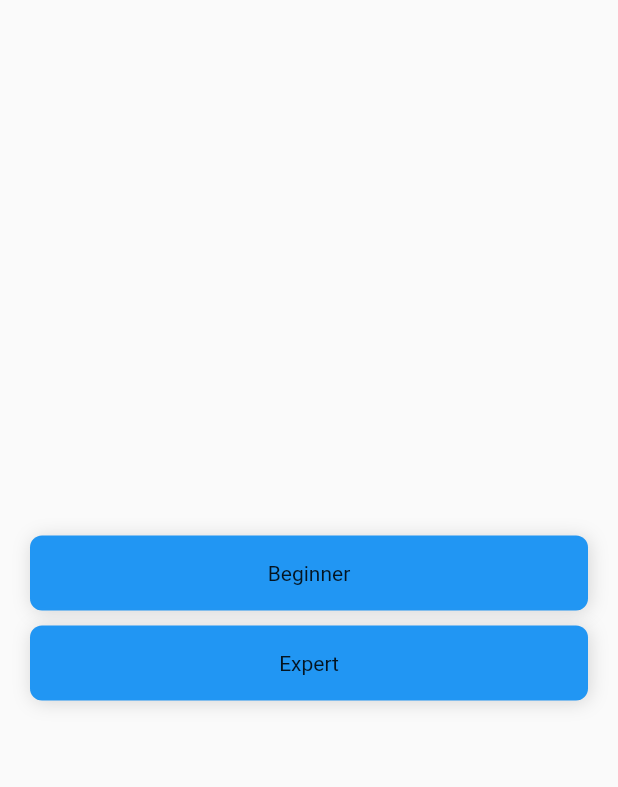
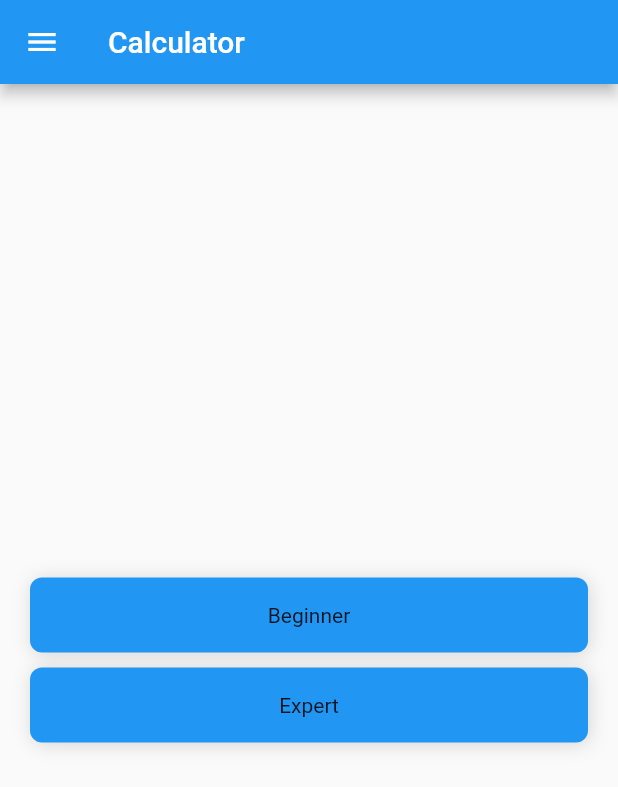
Before and after one commit to AhadShamim009/2nd_Sessional, a Flutter app: the screen it shows after launch, on a phone screen of 412 x 824 dp. Shown: the top 787 px of the screen. Run offline on Flutter 3.47's test engine with Material 2 defaults, Android fonts, the phone set to English and light mode, and no system bars.

Commit message:
Commit # 8 - Added Navigation Side Drawer

```diff
--- a/lib/home.dart
+++ b/lib/home.dart
@@ -18,6 +18,50 @@ class _SplashScreenState extends State<Home> {
   Widget build(BuildContext context) {
     return MaterialApp(
       home: Scaffold(
+        appBar: AppBar(
+          title: Text("Calculator"),
+        ),
+        drawer: Container(
+          width: MediaQuery.of(context).size.width * 0.6,
+          child: Drawer(
+            child: Column(
+              children: [
+                UserAccountsDrawerHeader(
+                  decoration: BoxDecoration(
+                    color: Colors.blue,
+                  ),
+                  accountName: Text(
+                    "Calculator",
+                    style:
+                    TextStyle(fontWeight: FontWeight.bold, fontSize: 17),
+                  ),
+                  currentAccountPicture: CircleAvatar(
+                      radius: 50.0,
+                      backgroundImage: AssetImage("assets/logo.png"),
+                      backgroundColor: Colors.blue),
+                ),
+                _createDrawerItem(
+                    icon: Icons.person,
+                    text: 'Contact Us',
+                    c: Colors.amber,
+                    onTap: () {
+                      // Navigator.pushReplacement(
+                      //     context,
+                      //     MaterialPageRoute(
+                      //         builder: (context) => AccountScreen()));
+                    }),
+                Padding(
+                  padding: const EdgeInsets.only(left: 10, right: 10),
+                  child: Divider(
+                    color: Colors.blue,
+                    thickness: 1.0,
+                    indent: 1.0,
+                  ),
+                ),
+              ],
+            ),
+          ),
+        ),
         body: Center(
           child: Column(
             mainAxisSize: MainAxisSize.min,
@@ -75,4 +119,23 @@ class _SplashScreenState extends State<Home> {
       ),
     );
   }
+
+  Widget _createDrawerItem(
+      {IconData icon, String text, GestureTapCallback onTap, Color c}) {
+    return ListTile(
+      title: Row(
+        children: <Widget>[
+          Icon(
+            icon,
+            color: c,
+          ),
+          Padding(
+            padding: EdgeInsets.only(left: 8.0),
+            child: Text(text),
+          )
+        ],
+      ),
+      onTap: onTap,
+    );
+  }
 }
--- a/lib/main.dart
+++ b/lib/main.dart
@@ -64,7 +64,7 @@ class _SplashScreenState extends State<SplashScreen>
                     "Ahad Shamim\nSP17-BCS-030",
                     style: TextStyle(
                         color: Colors.black,
-                        fontSize: 145,
+                        fontSize: 15,
                         fontWeight: FontWeight.bold),
                     softWrap: true,
                   ),
```
Also changed, not shown: 1 other file.
